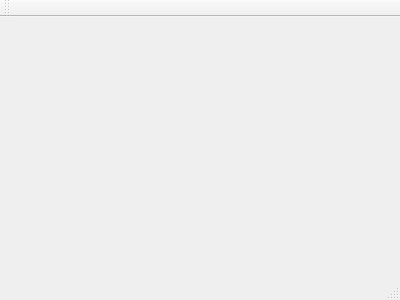
Before: the Qt Designer form ui/mainwindow.ui in Melomanstd/daq_gui, drawn with Qt 5.
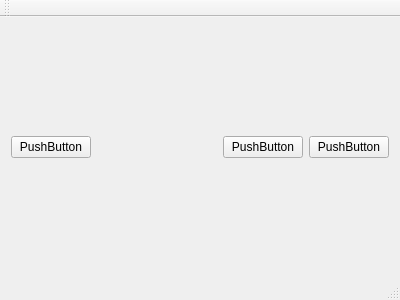
After: the same form once the commit is applied.

Commit message: replaced zoomer

Diff of the .ui file:
```diff
--- a/ui/mainwindow.ui
+++ b/ui/mainwindow.ui
@@ -12,13 +12,72 @@
   <property name="windowTitle" >
    <string>MainWindow</string>
   </property>
-  <widget class="QMenuBar" name="menuBar" />
-  <widget class="QToolBar" name="mainToolBar" />
-  <widget class="QWidget" name="centralWidget" />
-  <widget class="QStatusBar" name="statusBar" />
+  <widget class="QWidget" name="centralWidget">
+   <layout class="QVBoxLayout" name="verticalLayout_2">
+    <item>
+     <layout class="QVBoxLayout" name="v_lay"/>
+    </item>
+    <item>
+     <layout class="QHBoxLayout" name="horizontalLayout">
+      <item>
+       <widget class="QPushButton" name="pushButton_3">
+        <property name="text">
+         <string>PushButton</string>
+        </property>
+       </widget>
+      </item>
+      <item>
+       <spacer name="horizontalSpacer">
+        <property name="orientation">
+         <enum>Qt::Horizontal</enum>
+        </property>
+        <property name="sizeHint" stdset="0">
+         <size>
+          <width>40</width>
+          <height>20</height>
+         </size>
+        </property>
+       </spacer>
+      </item>
+      <item>
+       <widget class="QPushButton" name="pushButton">
+        <property name="text">
+         <string>PushButton</string>
+        </property>
+       </widget>
+      </item>
+      <item>
+       <widget class="QPushButton" name="pushButton_2">
+        <property name="text">
+         <string>PushButton</string>
+        </property>
+       </widget>
+      </item>
+     </layout>
+    </item>
+   </layout>
+  </widget>
+  <widget class="QMenuBar" name="menuBar">
+   <property name="geometry">
+    <rect>
+     <x>0</x>
+     <y>0</y>
+     <width>400</width>
+     <height>21</height>
+    </rect>
+   </property>
+  </widget>
+  <widget class="QToolBar" name="mainToolBar">
+   <attribute name="toolBarArea">
+    <enum>TopToolBarArea</enum>
+   </attribute>
+   <attribute name="toolBarBreak">
+    <bool>false</bool>
+   </attribute>
+  </widget>
+  <widget class="QStatusBar" name="statusBar"/>
  </widget>
- <layoutDefault spacing="6" margin="11" />
- <pixmapfunction></pixmapfunction>
+ <layoutdefault spacing="6" margin="11"/>
  <resources/>
  <connections/>
 </ui>
```
Left out of the diff: 7 changed lines with no effect on the pictures. The commit also changes 1 other file.
